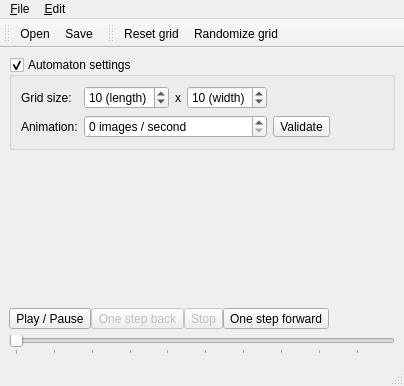
This is src/qtui/MainWindow.ui in remileduc/QMaton as Qt 5 draws it before an edit. The edited form follows.
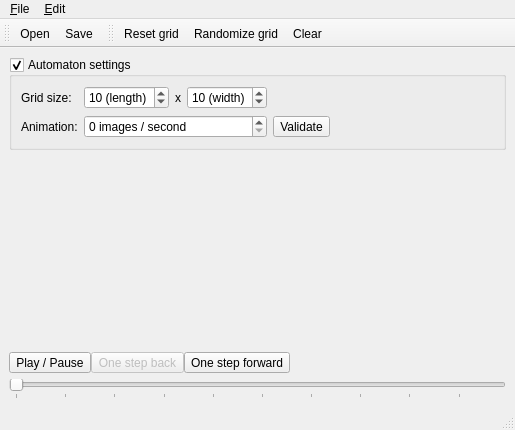
This is the edited form. Icons and pictures are not drawn. Custom widgets are drawn as their Qt base class.

Commit message: UI: Clear Automaton

Patch:
```diff
--- a/src/qtui/MainWindow.ui
+++ b/src/qtui/MainWindow.ui
@@ -6,8 +6,8 @@
    <rect>
     <x>0</x>
     <y>0</y>
-    <width>404</width>
-    <height>386</height>
+    <width>515</width>
+    <height>430</height>
    </rect>
   </property>
   <property name="windowTitle">
@@ -189,23 +189,6 @@
         </property>
        </widget>
       </item>
-      <item>
-       <widget class="QToolButton" name="btnStop">
-        <property name="enabled">
-         <bool>false</bool>
-        </property>
-        <property name="toolTip">
-         <string>Stop automaton</string>
-        </property>
-        <property name="text">
-         <string>Stop</string>
-        </property>
-        <property name="icon">
-         <iconset resource="resources/resources.qrc">
-          <normaloff>:/media/stop</normaloff>:/media/stop</iconset>
-        </property>
-       </widget>
-      </item>
       <item>
        <widget class="QToolButton" name="btnForward">
         <property name="toolTip">
@@ -255,8 +238,8 @@
     <rect>
      <x>0</x>
      <y>0</y>
-     <width>404</width>
-     <height>26</height>
+     <width>515</width>
+     <height>38</height>
     </rect>
    </property>
    <widget class="QMenu" name="menu_File">
@@ -304,6 +287,7 @@
    </attribute>
    <addaction name="actionReset"/>
    <addaction name="actionRandomizeGrid"/>
+   <addaction name="actionClear"/>
   </widget>
   <action name="actionOpen">
    <property name="icon">
@@ -374,6 +358,18 @@
     <string>Reinitialize the grid with random statuses</string>
    </property>
   </action>
+  <action name="actionClear">
+   <property name="icon">
+    <iconset resource="resources/resources.qrc">
+     <normaloff>:/actions/clear</normaloff>:/actions/clear</iconset>
+   </property>
+   <property name="text">
+    <string>&amp;Clear</string>
+   </property>
+   <property name="toolTip">
+    <string>Clear the automaton</string>
+   </property>
+  </action>
  </widget>
  <customwidgets>
   <customwidget>
```
Left out of the diff: 53 changed lines with no effect on the pictures. The commit also changes 7 other files.
